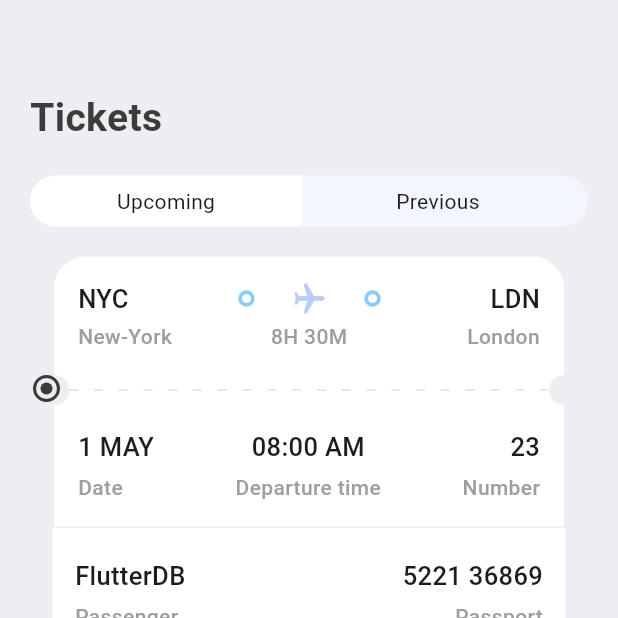
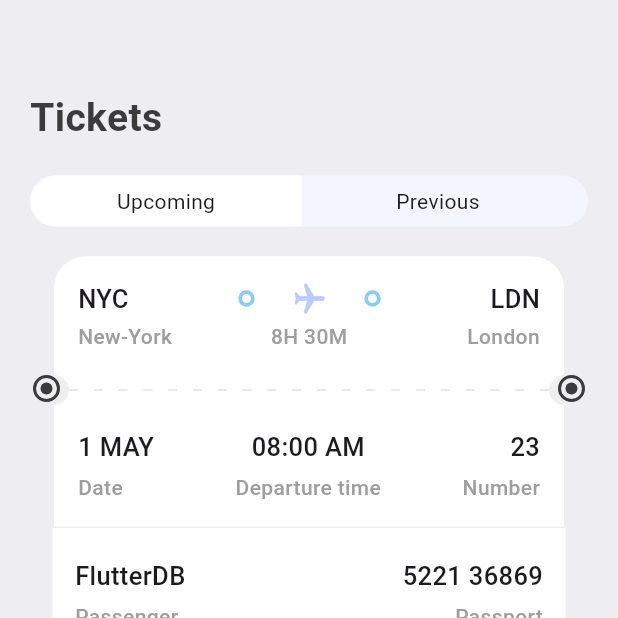
Before and after one commit to Sammyadj/ticket-app, a Flutter app: the screen it shows after launch, item 3 of the bottom bar chosen, on a phone screen of 412 x 824 dp, the top half of it. Run offline on Flutter 3.47's test engine with Material 3 defaults, Android fonts, the phone set to English and light mode, and no system bars; drawn by our look-alikes of barcode_widget; our stand-ins replace fluentui_icons.

Commit message:
Ticket Positioned Circle

```diff
--- a/lib/screens/ticket/ticket_screen.dart
+++ b/lib/screens/ticket/ticket_screen.dart
@@ -6,6 +6,7 @@ import 'package:ticket_app/base/utils/all_json.dart';
 import 'package:ticket_app/base/widgets/app_layoutbuilder_widget.dart';
 import 'package:ticket_app/base/widgets/ticket_view.dart';
 import 'package:ticket_app/screens/search/widgets/app_ticket_tabs.dart';
+import 'package:ticket_app/screens/ticket/widgets/ticket_positioned_circle.dart';
 
 import '../../base/widgets/app_column_text_layout.dart';
 
@@ -155,21 +156,8 @@ class TicketScreen extends StatelessWidget {
               ),
             ],
           ),
-          Positioned(
-            left: 22,
-            top: 250,
-            child: Container(
-              padding: const EdgeInsets.all(3),
-              decoration: BoxDecoration(
-                shape: BoxShape.circle,
-                border: Border.all(width: 2, color: AppStyles.textColor),
-              ),
-              child: CircleAvatar(
-                maxRadius: 4,
-                backgroundColor: AppStyles.textColor,
-              ),
-            ),
-          ),
+          const TicketPositionedCircle(pos: true),
+          const TicketPositionedCircle(),
         ],
       ),
     );
--- a/lib/screens/ticket/widgets/ticket_positioned_circle.dart
+++ b/lib/screens/ticket/widgets/ticket_positioned_circle.dart
@@ -0,0 +1,25 @@
+import 'package:flutter/material.dart';
+
+import '../../../base/res/styles/app_styles.dart';
+
+class TicketPositionedCircle extends StatelessWidget {
+  final bool? pos;
+  const TicketPositionedCircle({super.key, this.pos});
+
+  @override
+  Widget build(BuildContext context) {
+    return Positioned(
+      left: pos == true ? 22 : null,
+      right: pos == true ? null : 22,
+      top: 250,
+      child: Container(
+        padding: const EdgeInsets.all(3),
+        decoration: BoxDecoration(
+          shape: BoxShape.circle,
+          border: Border.all(width: 2, color: AppStyles.textColor),
+        ),
+        child: CircleAvatar(maxRadius: 4, backgroundColor: AppStyles.textColor),
+      ),
+    );
+  }
+}
```
